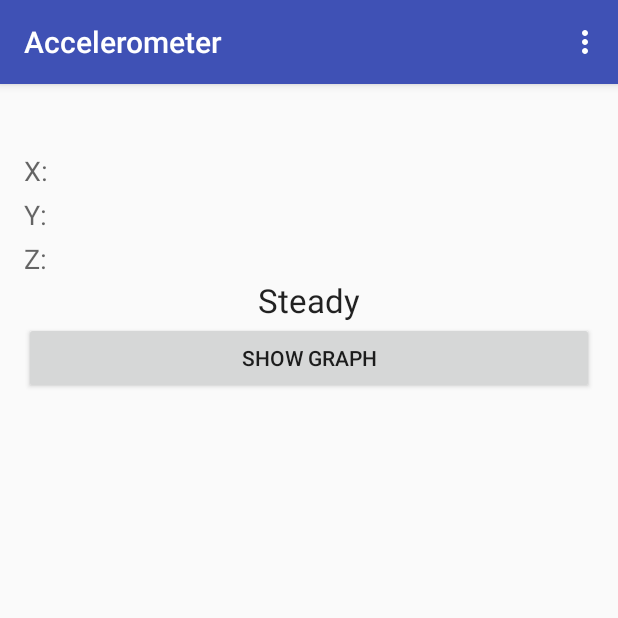
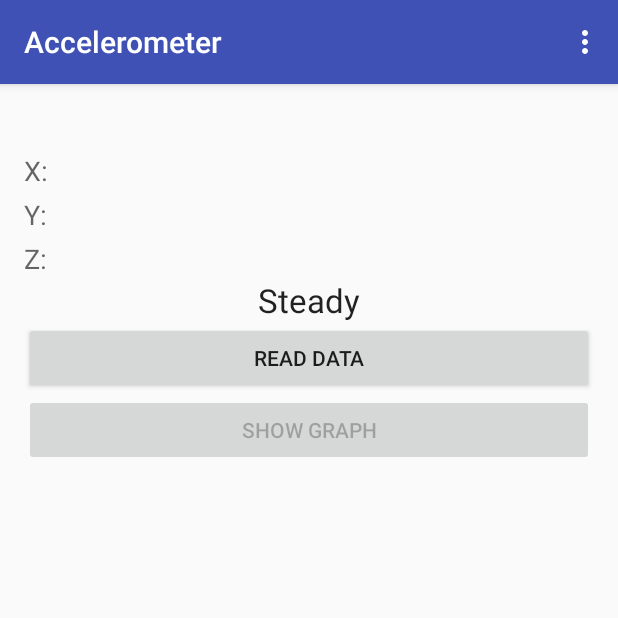
Before and after one commit to abdu355/ParkNosis, an Android app: the Accelerometer screen opened directly, with no data from a screen before it, on a phone screen of 412 x 824 dp, the top half of it. Run offline under Robolectric (Android 15) with nearby library versions, the light colour scheme and no system bars; libraries missing offline, so code that uses them is left out: org.achartengine, org.achartengine.chart, org.achartengine.model, org.achartengine.renderer.

Commit message:
v1.06 Graphing now works.

```diff
--- a/app/src/main/java/com/example/b00047562/parkinson_mhealth/Accelerometer.java
+++ b/app/src/main/java/com/example/b00047562/parkinson_mhealth/Accelerometer.java
@@ -46,7 +46,7 @@ public class Accelerometer extends AppCompatActivity implements SensorEventListe
     private LinearLayout SensorGraph;
     private ArrayList<AccelData> sensorData;
     private View mChart;
-    private Button BtnShowGraph;
+    private Button BtnShowGraph,BtnReadAccel;
     //private int i=0;
 
     /* Handles the refresh */
@@ -71,16 +71,21 @@ public class Accelerometer extends AppCompatActivity implements SensorEventListe
         txtZValue = (TextView) findViewById(R.id.txtZValue);
         tv_shakeAlert=(TextView)findViewById(R.id.tv_shake);
 
+
         SensorGraph = (LinearLayout) findViewById(R.id.Layout_Graph_Container);
-        sensorData = new ArrayList<AccelData>();
-        BtnShowGraph = (Button) findViewById(R.id.BtnShowGraph);
+        sensorData = new ArrayList();
+        BtnShowGraph = (Button) findViewById(R.id.BtnReadGraph);
+        BtnReadAccel = (Button)findViewById(R.id.show_btn);
         BtnShowGraph.setOnClickListener(this);
+        BtnReadAccel.setOnClickListener(this);
+
+        BtnReadAccel.setEnabled(false);
 
         //Get SensorManager and accelerometer
         MySensorManager = (SensorManager) getSystemService(Context.SENSOR_SERVICE);
         if(MySensorManager.getDefaultSensor(Sensor.TYPE_ACCELEROMETER)!= null){
             MyAclmeter = MySensorManager.getDefaultSensor(Sensor.TYPE_ACCELEROMETER);
-            MySensorManager.registerListener(this, MyAclmeter, 1000000);
+            MySensorManager.registerListener(this, MyAclmeter, SensorManager.SENSOR_DELAY_FASTEST);
         }
         else {
             Log.d("Accelerometer not found", "Accelerometer not found");
@@ -192,8 +197,15 @@ public class Accelerometer extends AppCompatActivity implements SensorEventListe
     public void onClick(View v) {
         switch(v.getId())
         {
-            case R.id.BtnShowGraph:
-                sensorData = new <AccelData>ArrayList();
+            case R.id.BtnReadGraph:
+                sensorData = new ArrayList();
+                BtnShowGraph.setEnabled(false);
+                BtnReadAccel.setEnabled(true);
+                //openChart();
+                break;
+            case R.id.show_btn:
+                BtnShowGraph.setEnabled(true);
+                BtnReadAccel.setEnabled(false);
                 openChart();
                 break;
         }
--- a/app/src/main/res/layout/content_accelerometer.xml
+++ b/app/src/main/res/layout/content_accelerometer.xml
@@ -102,13 +102,21 @@
             android:layout_width="wrap_content"
             android:layout_height="wrap_content"
             android:text="@string/BtnShowGraph"
-            android:id="@+id/BtnShowGraph" />
+            android:id="@+id/BtnReadGraph" />
 
         <LinearLayout
             android:orientation="vertical"
             android:layout_width="match_parent"
             android:layout_height="match_parent"
-            android:id="@+id/Layout_Graph_Container"></LinearLayout>
+            android:id="@+id/Layout_Graph_Container">
+
+            <Button
+                android:layout_width="fill_parent"
+                android:layout_height="wrap_content"
+                android:text="@string/show_btn"
+                android:id="@+id/show_btn"
+                android:layout_gravity="center_horizontal" />
+        </LinearLayout>
 
     </TableLayout>
 
--- a/app/src/main/res/values/strings.xml
+++ b/app/src/main/res/values/strings.xml
@@ -13,5 +13,6 @@
     <string name="title_activity_spiral">Spiral</string>
     <string name="spiral_btn">Spiral Test</string>
     <string name="btn_clear">Clear</string>
-    <string name="BtnShowGraph">Show Graph</string>
+    <string name="BtnShowGraph">Read Data</string>
+    <string name="show_btn">Show Graph</string>
 </resources>
```
